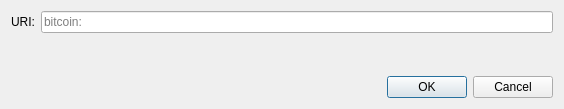
Above: src/qt/forms/openuridialog.ui from bitcoinrupee/bitrupee before the change. Below: the same form after it.
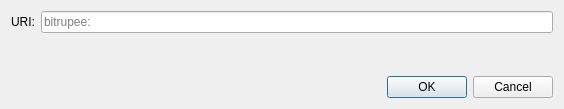
That is the form after the change. Custom widgets are drawn as their Qt base class.

Commit message: first bitrupee branded

Patch:
```diff
--- a/src/qt/forms/openuridialog.ui
+++ b/src/qt/forms/openuridialog.ui
@@ -26,7 +26,7 @@
      <item>
       <widget class="QValidatedLineEdit" name="uriEdit">
        <property name="placeholderText">
-        <string notr="true">bitcoin:</string>
+        <string notr="true">bitrupee:</string>
        </property>
       </widget>
      </item>
```
Left out of the diff: 2 changed lines with no effect on the pictures. The commit also changes 1599 other files.
